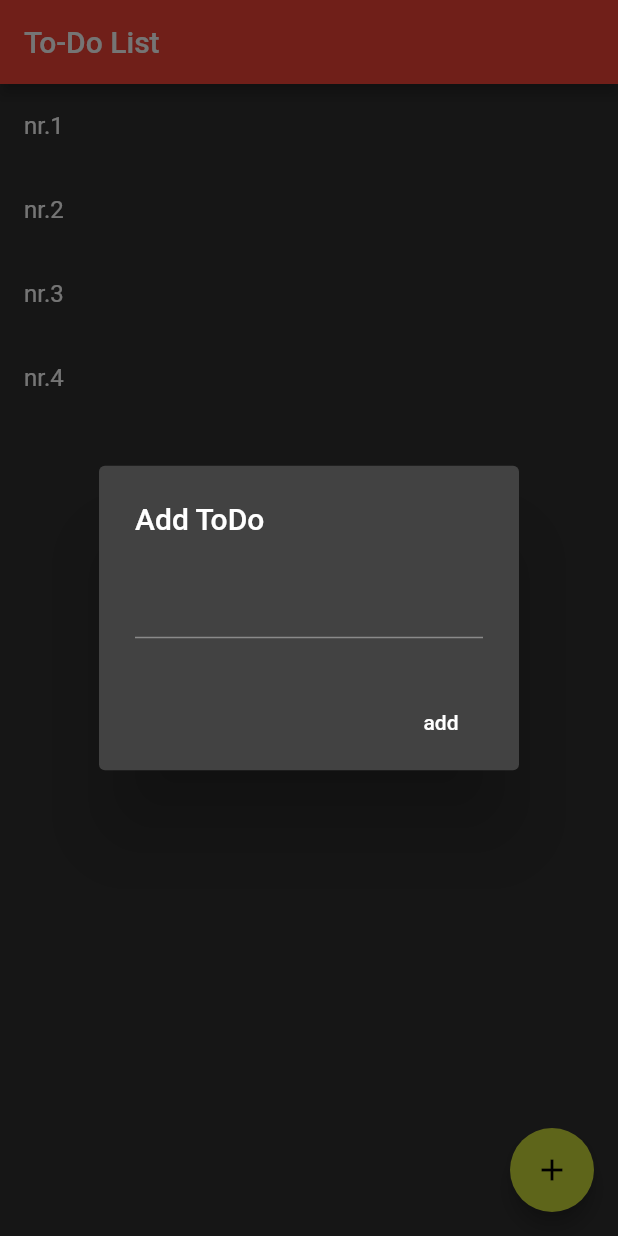
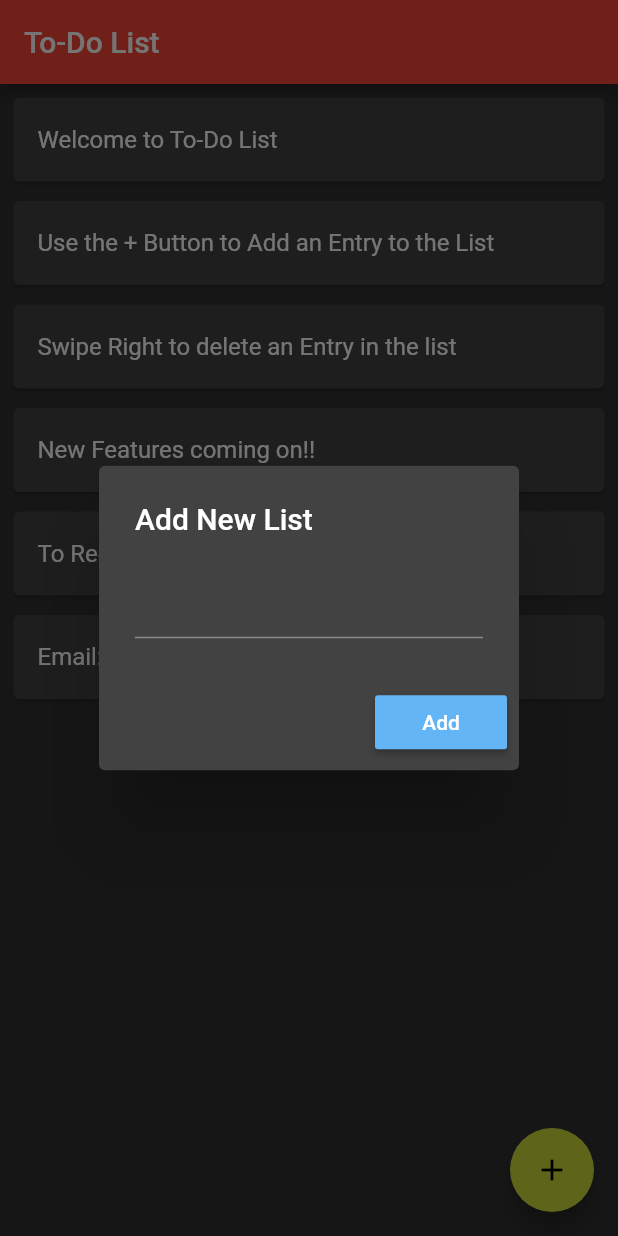
Before and after one commit to lakshaymadhav/To-Do-List, a Flutter app: the screen it shows after launch, after a tap on the "add" icon, on a phone screen of 412 x 824 dp. Run offline on Flutter 3.47's test engine with Material 2 defaults, Android fonts, the phone set to English and light mode, and no system bars.

Commit message:
Updated some elements

```diff
--- a/lib/main.dart
+++ b/lib/main.dart
@@ -29,10 +29,12 @@ class _MyStatefulWidgetState extends State<MyStatefulWidget> {
   void initState() {
     // TODO: implement initState
     super.initState();
-    list.add("nr.1");
-    list.add("nr.2");
-    list.add("nr.3");
-    list.add("nr.4");
+    list.add("Welcome to To-Do List");
+    list.add("Use the + Button to Add an Entry to the List ");
+    list.add("Swipe Right to delete an Entry in the list");
+    list.add("New Features coming on!!");
+    list.add("To Request a feature, Ping me on ");
+    list.add("Email: lakshaymadhav25@gmail.com");
   }
 
   @override
@@ -49,22 +51,23 @@ class _MyStatefulWidgetState extends State<MyStatefulWidget> {
               context: context,
               builder: (BuildContext context){
                 return AlertDialog(
-                  title: Text("Add ToDo"),
+                  title: Text("Add New List"),
                   content: TextField(
                     onChanged: (String value){
                       input = value;
                     },
                   ),
                   actions: <Widget>[
-                    FlatButton(
-                      child: Text("add") ,
+                    RaisedButton(
+                      child: Text("Add"),
+                      color: Colors.blue[300],
                       onPressed: (){
                         setState(() {
                           list.add(input);
                         });
                         Navigator.of(context).pop();
                       },
-                    )
+                    ),
                   ],
                 );
               },
@@ -74,9 +77,13 @@ class _MyStatefulWidgetState extends State<MyStatefulWidget> {
         body: ListView.builder(
             itemCount: list.length,
             itemBuilder: (BuildContext context,int index) {
-            return Dismissible(
+              return Padding(
+                padding: EdgeInsets.only(top:5.0,left: 5.0,right: 5.0),
+                child: Card(
+                        child: Dismissible(
                     key: Key(list[index]),
-              child: ListTile(
+
+                    child:ListTile(
                       title: Text(list[index])
                     ),
                     onDismissed: (direction){
@@ -84,6 +91,8 @@ class _MyStatefulWidgetState extends State<MyStatefulWidget> {
                         list.removeAt(index);
                       });
                     },
+                  ),
+                 ),
               );
             } ,
           ),
```
Also changed, not shown: pubspec.yaml (+4 -4 lines), images/bongocat.jpg (deleted), images/drawer.jpg (deleted), images/me.JPG (deleted), 2 other files. Lines whose indentation alone changed are shown as unchanged.
